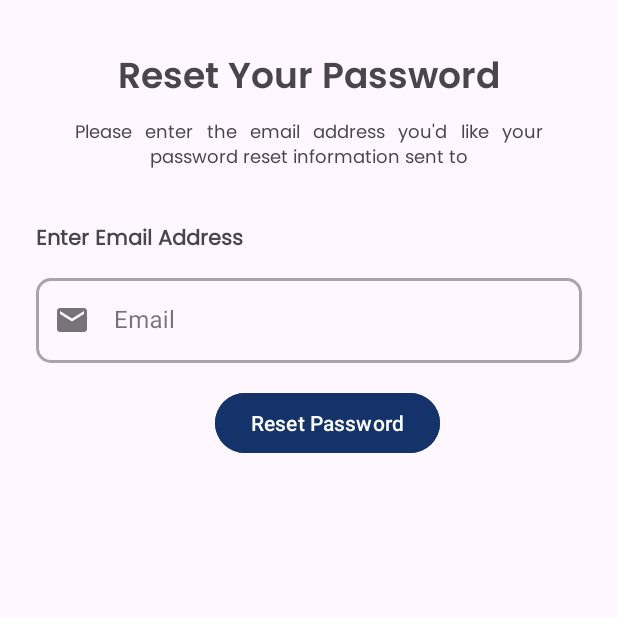
After one commit to KusAndiPriyono/Crabify, an Android app: the ForgotPassword screen opened through its navigation route, on a phone screen of 412 x 824 dp, the top half of it. The commit adds this screen. Run offline under Robolectric (Android 15) with nearby library versions, the phone set to English and light mode, and no system bars; our stand-ins replace Dagger/Hilt's generated code, Firebase (no records; nobody signed in at launch, a user with empty details on screens opened directly); 1 statement that could not run was skipped.

Commit message:
Forgot Password

```diff
--- a/app/src/main/java/com/bangkit/crabify/presentation/auth/login/LoginFragment.kt
+++ b/app/src/main/java/com/bangkit/crabify/presentation/auth/login/LoginFragment.kt
@@ -70,8 +70,11 @@ class LoginFragment : Fragment() {
         }
         binding.ivGoogle.setOnClickListener { signIn() }
         binding.tvRegisterHere.setOnClickListener {
-            val action = LoginFragmentDirections.actionLoginFragmentToRegisterFragment()
-            findNavController().navigate(action)
+            findNavController().navigate(R.id.action_loginFragment_to_registerFragment)
+        }
+
+        binding.tvForgotPassword.setOnClickListener {
+            findNavController().navigate(R.id.action_loginFragment_to_forgotPassword)
         }
 
         viewModel.login.observe(viewLifecycleOwner) { state ->
--- /dev/null
+++ b/app/src/main/java/com/bangkit/crabify/presentation/forgot/ForgotPassword.kt
@@ -0,0 +1,81 @@
+package com.bangkit.crabify.presentation.forgot
+
+import android.os.Bundle
+import android.util.Patterns
+import android.view.LayoutInflater
+import android.view.View
+import android.view.ViewGroup
+import android.widget.Toast
+import androidx.fragment.app.Fragment
+import androidx.fragment.app.viewModels
+import com.bangkit.crabify.databinding.FragmentForgotPasswordBinding
+import com.bangkit.crabify.utils.UiState
+import dagger.hilt.android.AndroidEntryPoint
+
+@AndroidEntryPoint
+class ForgotPassword : Fragment() {
+
+    private var _binding: FragmentForgotPasswordBinding? = null
+    private val binding get() = _binding!!
+    private val viewModel: ForgotPasswordViewModel by viewModels()
+
+
+    override fun onCreateView(
+        inflater: LayoutInflater, container: ViewGroup?,
+        savedInstanceState: Bundle?
+    ): View {
+        _binding = FragmentForgotPasswordBinding.inflate(inflater, container, false)
+        return binding.root
+    }
+
+    override fun onViewCreated(view: View, savedInstanceState: Bundle?) {
+        super.onViewCreated(view, savedInstanceState)
+
+        observeForgotPassword()
+        binding.btnForgotPassword.setOnClickListener {
+            if (validation()) {
+                viewModel.forgotPassword(binding.etForgotPasswordEmail.text.toString())
+            }
+        }
+    }
+
+    private fun observeForgotPassword() {
+        viewModel.forgotPassword.observe(viewLifecycleOwner) { state ->
+            when (state) {
+                is UiState.Loading -> {
+                    binding.btnForgotPassword.text = ""
+                    binding.pbForgotPassword.visibility = View.VISIBLE
+                }
+
+                is UiState.Success -> {
+                    binding.btnForgotPassword.text = "Send"
+                    binding.pbForgotPassword.visibility = View.GONE
+                    Toast.makeText(requireContext(), state.data, Toast.LENGTH_SHORT).show()
+                }
+
+                is UiState.Error -> {
+                    binding.btnForgotPassword.text = "Send"
+                    binding.pbForgotPassword.visibility = View.GONE
+                    Toast.makeText(requireContext(), state.message, Toast.LENGTH_SHORT).show()
+                }
+            }
+        }
+    }
+
+    private fun validation(): Boolean {
+        var valid = true
+        if (binding.etForgotPasswordEmail.text.isNullOrEmpty()) {
+            valid = false
+            Toast.makeText(requireContext(), "Email email address", Toast.LENGTH_SHORT).show()
+        } else {
+            if (!Patterns.EMAIL_ADDRESS.matcher(binding.etForgotPasswordEmail.text.toString())
+                    .matches()
+            ) {
+                valid = false
+                Toast.makeText(requireContext(), "Email is not valid", Toast.LENGTH_SHORT).show()
+            }
+        }
+        return valid
+    }
+
+}
--- /dev/null
+++ b/app/src/main/java/com/bangkit/crabify/presentation/forgot/ForgotPasswordViewModel.kt
@@ -0,0 +1,25 @@
+package com.bangkit.crabify.presentation.forgot
+
+import androidx.lifecycle.LiveData
+import androidx.lifecycle.MutableLiveData
+import androidx.lifecycle.ViewModel
+import com.bangkit.crabify.domain.repository.AuthRepository
+import com.bangkit.crabify.utils.UiState
+import dagger.hilt.android.lifecycle.HiltViewModel
+import javax.inject.Inject
+
+@HiltViewModel
+class ForgotPasswordViewModel @Inject constructor(private val repository: AuthRepository) :
+    ViewModel() {
+
+    private val _forgotPassword = MutableLiveData<UiState<String>>()
+    val forgotPassword: LiveData<UiState<String>>
+        get() = _forgotPassword
+
+    fun forgotPassword(email: String) {
+        _forgotPassword.value = UiState.Loading
+        repository.forgotPassword(email) {
+            _forgotPassword.value = it
+        }
+    }
+}
--- /dev/null
+++ b/app/src/main/res/layout/fragment_forgot_password.xml
@@ -0,0 +1,99 @@
+<?xml version="1.0" encoding="utf-8"?>
+<androidx.constraintlayout.widget.ConstraintLayout xmlns:android="http://schemas.android.com/apk/res/android"
+    xmlns:app="http://schemas.android.com/apk/res-auto"
+    xmlns:tools="http://schemas.android.com/tools"
+    android:layout_width="match_parent"
+    android:layout_height="match_parent"
+    tools:context=".presentation.forgot.ForgotPassword">
+
+    <TextView
+        android:id="@+id/tv_forgot_password"
+        android:layout_width="wrap_content"
+        android:layout_height="wrap_content"
+        android:layout_marginTop="32dp"
+        android:fontFamily="@font/poppins_semibold"
+        android:text="@string/reset_password"
+        android:textSize="24sp"
+        app:layout_constraintEnd_toEndOf="parent"
+        app:layout_constraintStart_toStartOf="parent"
+        app:layout_constraintTop_toTopOf="parent" />
+
+    <TextView
+        android:id="@+id/tv_forgot_password_description"
+        android:layout_width="wrap_content"
+        android:layout_height="wrap_content"
+        android:layout_marginTop="5dp"
+        android:fontFamily="@font/poppins_regular"
+        android:gravity="center"
+        android:justificationMode="inter_word"
+        android:paddingLeft="50dp"
+        android:paddingRight="50dp"
+        android:text="@string/reset_password_description"
+        android:textSize="12sp"
+        app:layout_constraintEnd_toEndOf="parent"
+        app:layout_constraintStart_toStartOf="parent"
+        app:layout_constraintTop_toBottomOf="@+id/tv_forgot_password" />
+
+    <TextView
+        android:id="@+id/tv_forgot_password_email"
+        android:layout_width="wrap_content"
+        android:layout_height="wrap_content"
+        android:layout_marginStart="24dp"
+        android:layout_marginTop="32dp"
+        android:fontFamily="@font/poppins_regular"
+        android:text="@string/email_address"
+        android:textSize="14sp"
+        android:textStyle="bold"
+        app:layout_constraintStart_toStartOf="parent"
+        app:layout_constraintTop_toBottomOf="@+id/tv_forgot_password_description" />
+
+    <com.google.android.material.textfield.TextInputLayout
+        android:id="@+id/emailEditTextLayout"
+        style="@style/Widget.MaterialComponents.TextInputLayout.OutlinedBox"
+        android:layout_width="match_parent"
+        android:layout_height="wrap_content"
+        android:layout_marginStart="24dp"
+        android:layout_marginTop="8dp"
+        android:layout_marginEnd="24dp"
+        android:hint="@string/email"
+        app:boxCornerRadiusBottomEnd="10dp"
+        app:boxCornerRadiusBottomStart="10dp"
+        app:boxCornerRadiusTopEnd="10dp"
+        app:boxCornerRadiusTopStart="10dp"
+        app:boxStrokeWidth="2dp"
+        app:layout_constraintEnd_toEndOf="parent"
+        app:layout_constraintStart_toStartOf="@+id/tv_forgot_password_email"
+        app:layout_constraintTop_toBottomOf="@+id/tv_forgot_password_email"
+        app:startIconDrawable="@drawable/ic_email_24">
+
+        <com.google.android.material.textfield.TextInputEditText
+            android:id="@+id/et_forgot_password_email"
+            android:layout_width="match_parent"
+            android:layout_height="wrap_content"
+
+            android:ems="10"
+            android:inputType="textEmailAddress" />
+    </com.google.android.material.textfield.TextInputLayout>
+
+    <Button
+        android:id="@+id/btn_forgot_password"
+        android:layout_width="wrap_content"
+        android:layout_height="wrap_content"
+        android:layout_marginTop="16dp"
+        android:backgroundTint="@color/splash"
+        android:text="@string/send"
+        app:layout_constraintEnd_toEndOf="@+id/emailEditTextLayout"
+        app:layout_constraintStart_toStartOf="@+id/emailEditTextLayout"
+        app:layout_constraintTop_toBottomOf="@+id/emailEditTextLayout" />
+
+    <ProgressBar
+        android:id="@+id/pb_forgot_password"
+        style="@android:style/Widget.Holo.ProgressBar"
+        android:layout_width="wrap_content"
+        android:layout_height="wrap_content"
+        android:visibility="invisible"
+        app:layout_constraintEnd_toEndOf="@+id/btn_forgot_password"
+        app:layout_constraintStart_toStartOf="@+id/btn_forgot_password"
+        app:layout_constraintTop_toTopOf="@+id/btn_forgot_password" />
+
+</androidx.constraintlayout.widget.ConstraintLayout>
--- a/app/src/main/res/navigation/main_navigation.xml
+++ b/app/src/main/res/navigation/main_navigation.xml
@@ -28,6 +28,9 @@
         <action
             android:id="@+id/action_loginFragment_to_homeActivity"
             app:destination="@id/homeActivity" />
+        <action
+            android:id="@+id/action_loginFragment_to_forgotPassword"
+            app:destination="@id/forgotPassword" />
     </fragment>
     <fragment
         android:id="@+id/registerFragment"
@@ -45,4 +48,9 @@
         android:name="com.bangkit.crabify.presentation.home.HomeActivity"
         android:label="activity_home"
         tools:layout="@layout/activity_home" />
+    <fragment
+        android:id="@+id/forgotPassword"
+        android:name="com.bangkit.crabify.presentation.forgot.ForgotPassword"
+        android:label="fragment_forgot_password"
+        tools:layout="@layout/fragment_forgot_password" />
 </navigation>
--- a/app/src/main/res/values/strings.xml
+++ b/app/src/main/res/values/strings.xml
@@ -40,4 +40,8 @@
     <string name="username">User Name</string>
     <string name="photo_profile">Foto Profil</string>
     <string name="email_settings">andipriyono94@gmail.com</string>
+    <string name="reset_password">Reset Your Password</string>
+    <string name="reset_password_description">Please enter the email address you\'d like your password reset information sent to</string>
+    <string name="email_address">Enter Email Address</string>
+    <string name="send">Reset Password</string>
 </resources>
```
